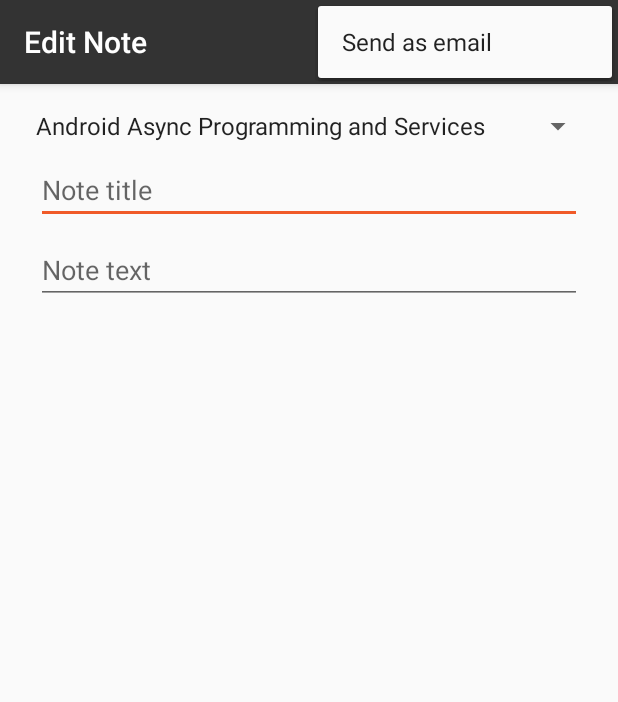
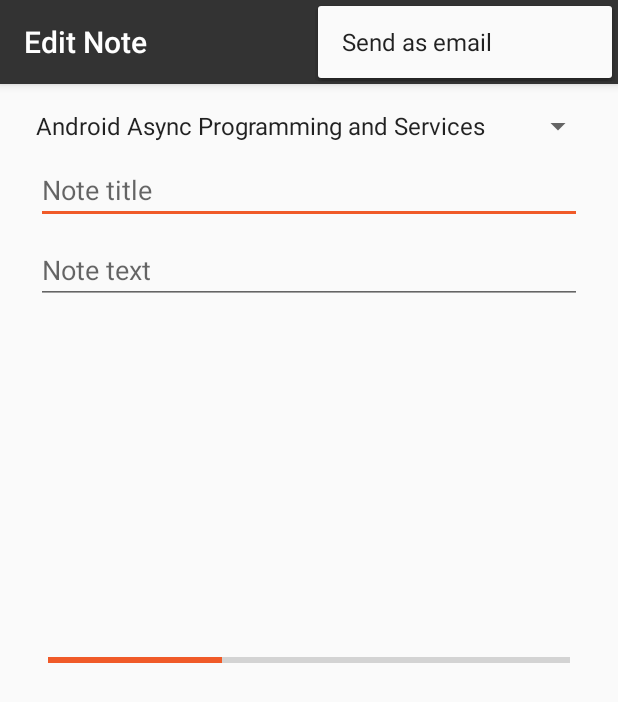
Before and after one commit to TshepzMogapi/PluralSightNotesKeeper, an Android app: the NoteActivity screen opened directly, with no data from a screen before it, with the options menu open, on a phone screen of 412 x 824 dp. Shown: the top 702 px of the screen. Run offline under Robolectric (Android 15) with nearby library versions, the phone set to English and light mode, and no system bars.

Commit message:
use progress bar for feedback and use handler to open draw in the background

```diff
--- a/app/src/main/java/com/example/android/pluralsightnoteskeeper/NoteActivity.java
+++ b/app/src/main/java/com/example/android/pluralsightnoteskeeper/NoteActivity.java
@@ -19,6 +19,7 @@ import android.view.MenuItem;
 import android.view.View;
 import android.widget.ArrayAdapter;
 import android.widget.EditText;
+import android.widget.ProgressBar;
 import android.widget.SimpleCursorAdapter;
 import android.widget.Spinner;
 
@@ -323,24 +324,51 @@ public class NoteActivity extends AppCompatActivity
 
     private void createNewNote() {
 
-        AsyncTask<ContentValues, Void, Uri> task =
-                new AsyncTask<ContentValues, Void, Uri>() {
-            @Override
+        AsyncTask<ContentValues, Integer, Uri> task =
+                new AsyncTask<ContentValues, Integer, Uri>() {
+
+            private ProgressBar mProgressBar;
+
+                    @Override
+                    protected void onPreExecute() {
+                        mProgressBar =findViewById(R.id.progress_bar);
+                        mProgressBar.setVisibility(View.VISIBLE);
+
+                        mProgressBar.setProgress(1);
+                    }
+
+                    @Override
             protected Uri doInBackground(ContentValues... params) {
                 ContentValues insertValues = params[0];
                 Uri rowUri = getContentResolver()
                         .insert(Notes.CONTENT_URI, insertValues);
 
-                return rowUri;
+                        simulateLongRunningWork();
+                        publishProgress(2);
+
+                        simulateLongRunningWork();
+                        publishProgress(3);
+
+                        return rowUri;
             }
 
             @Override
+            protected void onProgressUpdate(Integer... values) {
+                        int progressValue = values[0];
+                mProgressBar.setProgress(progressValue);
+
+
+                super.onProgressUpdate(values);
+            }
+
+                    @Override
             protected void onPostExecute(Uri uri) {
                 Log.d(TAG, "onPostExecute - thread: " + Thread.currentThread().getId());
 
                 mNoteUri = uri;
 
                 displaySnackbar(mNoteUri.toString());
+                mProgressBar.setVisibility(View.GONE);
             }
         };
 
@@ -358,6 +386,12 @@ public class NoteActivity extends AppCompatActivity
     private void displaySnackbar(String message) {
         View view = findViewById(R.id.spinner_courses);
         Snackbar.make(view, message, Snackbar.LENGTH_SHORT).show();
+    }
+
+    private void simulateLongRunningWork() {
+        try {
+            Thread.sleep(2000);
+        } catch(Exception ex) {}
     }
 
     @Override
--- a/app/src/main/res/layout/content_note.xml
+++ b/app/src/main/res/layout/content_note.xml
@@ -7,6 +7,22 @@
     app:layout_behavior="@string/appbar_scrolling_view_behavior"
     tools:context="com.example.android.pluralsightnoteskeeper.NoteActivity"
     tools:showIn="@layout/activity_note">
+
+    <ProgressBar
+        android:id="@+id/progress_bar"
+        style="@android:style/Widget.DeviceDefault.Light.ProgressBar.Horizontal"
+        android:layout_width="0dp"
+        android:layout_height="wrap_content"
+        android:layout_marginStart="32dp"
+        android:layout_marginTop="8dp"
+        android:layout_marginEnd="32dp"
+        android:layout_marginBottom="8dp"
+        android:max="3"
+        app:layout_constraintBottom_toBottomOf="parent"
+        app:layout_constraintEnd_toEndOf="parent"
+        app:layout_constraintStart_toStartOf="parent"
+        app:layout_constraintTop_toTopOf="parent"
+        tools:visibility="gone" />
 
     <Spinner
         android:id="@+id/spinner_courses"
```
Also changed, not shown: app/src/main/java/com/example/android/pluralsightnoteskeeper/MainActivity.java (+22 -0 lines).
